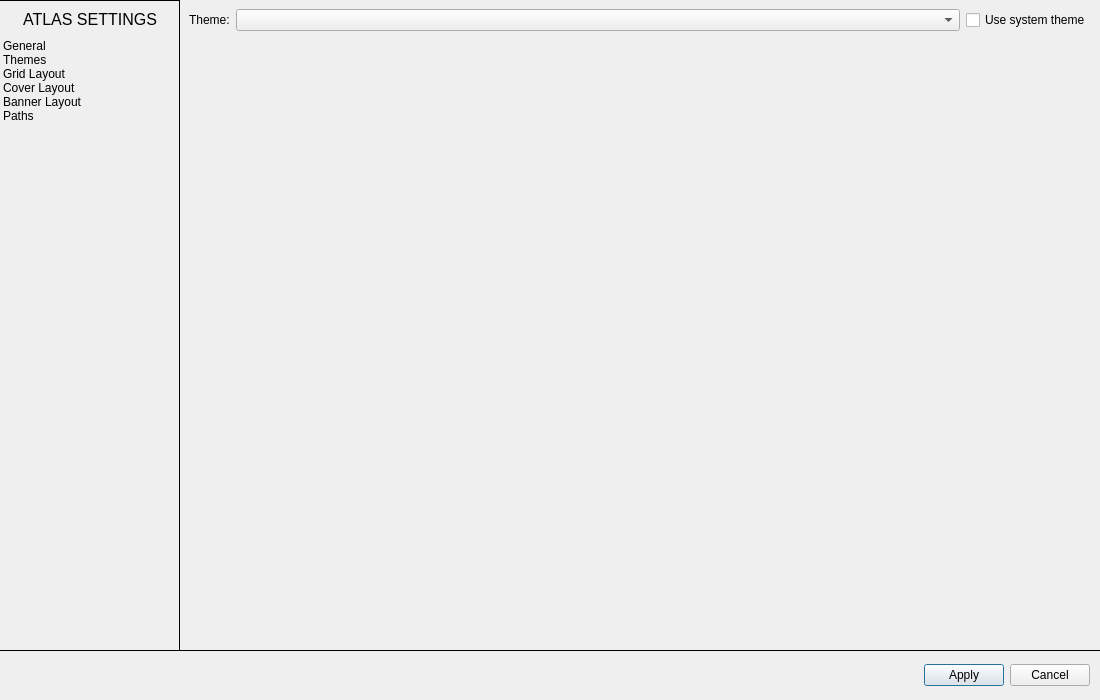
Before: the Qt Designer form atlas/ui/dialog/SettingsDialog.ui in KJNeko/Atlas, drawn with Qt 5.
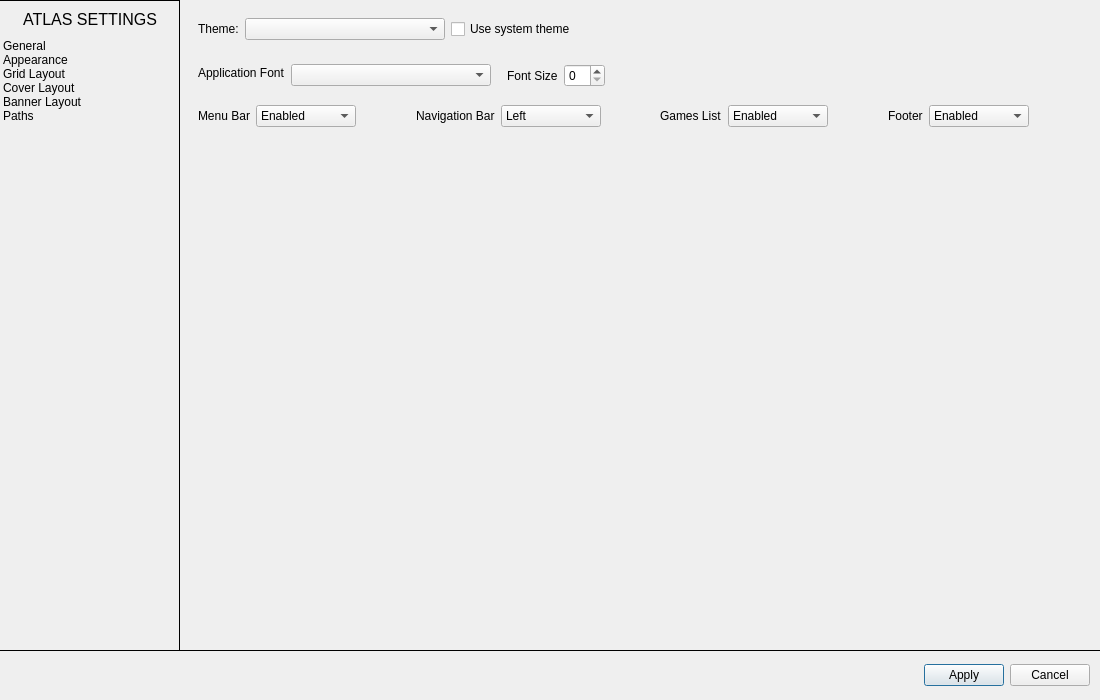
After: the same form once the commit is applied. Icons and pictures are not drawn.

Commit message: Added ability to change Font for entire app

```diff
--- a/atlas/ui/dialog/SettingsDialog.ui
+++ b/atlas/ui/dialog/SettingsDialog.ui
@@ -136,7 +136,7 @@
         </item>
         <item>
          <property name="text">
-          <string>Themes</string>
+          <string>Appearance</string>
          </property>
         </item>
         <item>
@@ -457,24 +457,201 @@
      </widget>
      <widget class="QWidget" name="settingsInterface">
       <layout class="QGridLayout" name="gridLayout_2">
-       <item row="1" column="0">
-        <widget class="QLabel" name="themeLabel">
-         <property name="sizePolicy">
-          <sizepolicy hsizetype="Maximum" vsizetype="Preferred">
-           <horstretch>0</horstretch>
-           <verstretch>0</verstretch>
-          </sizepolicy>
-         </property>
-         <property name="text">
-          <string>Theme:</string>
-         </property>
+       <property name="spacing">
+        <number>0</number>
+       </property>
+       <item row="4" column="0">
+        <widget class="QWidget" name="MENU_UI" native="true">
+         <layout class="QGridLayout" name="gridLayout_9">
+          <item row="0" column="9">
+           <widget class="QLabel" name="label_38">
+            <property name="text">
+             <string>Footer</string>
+            </property>
+           </widget>
+          </item>
+          <item row="0" column="11">
+           <spacer name="horizontalSpacer_8">
+            <property name="orientation">
+             <enum>Qt::Horizontal</enum>
+            </property>
+            <property name="sizeHint" stdset="0">
+             <size>
+              <width>40</width>
+              <height>20</height>
+             </size>
+            </property>
+           </spacer>
+          </item>
+          <item row="0" column="2">
+           <spacer name="horizontalSpacer_7">
+            <property name="orientation">
+             <enum>Qt::Horizontal</enum>
+            </property>
+            <property name="sizeHint" stdset="0">
+             <size>
+              <width>40</width>
+              <height>20</height>
+             </size>
+            </property>
+           </spacer>
+          </item>
+          <item row="0" column="6">
+           <widget class="QLabel" name="label_31">
+            <property name="text">
+             <string>Games List</string>
+            </property>
+           </widget>
+          </item>
+          <item row="0" column="0">
+           <widget class="QLabel" name="label_29">
+            <property name="text">
+             <string>Menu Bar</string>
+            </property>
+           </widget>
+          </item>
+          <item row="0" column="5">
+           <spacer name="horizontalSpacer_9">
+            <property name="orientation">
+             <enum>Qt::Horizontal</enum>
+            </property>
+            <property name="sizeHint" stdset="0">
+             <size>
+              <width>40</width>
+              <height>20</height>
+             </size>
+            </property>
+           </spacer>
+          </item>
+          <item row="0" column="4">
+           <widget class="QComboBox" name="comboBox_4">
+            <property name="minimumSize">
+             <size>
+              <width>100</width>
+              <height>0</height>
+             </size>
+            </property>
+            <property name="maximumSize">
+             <size>
+              <width>100</width>
+              <height>16777215</height>
+             </size>
+            </property>
+            <item>
+             <property name="text">
+              <string>Left</string>
+             </property>
+            </item>
+            <item>
+             <property name="text">
+              <string>Top</string>
+             </property>
+            </item>
+           </widget>
+          </item>
+          <item row="0" column="7">
+           <widget class="QComboBox" name="comboBox_5">
+            <property name="minimumSize">
+             <size>
+              <width>100</width>
+              <height>0</height>
+             </size>
+            </property>
+            <property name="maximumSize">
+             <size>
+              <width>100</width>
+              <height>16777215</height>
+             </size>
+            </property>
+            <item>
+             <property name="text">
+              <string>Enabled</string>
+             </property>
+            </item>
+            <item>
+             <property name="text">
+              <string>Disabled</string>
+             </property>
+            </item>
+           </widget>
+          </item>
+          <item row="0" column="8">
+           <spacer name="horizontalSpacer_10">
+            <property name="orientation">
+             <enum>Qt::Horizontal</enum>
+            </property>
+            <property name="sizeHint" stdset="0">
+             <size>
+              <width>40</width>
+              <height>20</height>
+             </size>
+            </property>
+           </spacer>
+          </item>
+          <item row="0" column="1">
+           <widget class="QComboBox" name="comboBox_3">
+            <property name="minimumSize">
+             <size>
+              <width>100</width>
+              <height>0</height>
+             </size>
+            </property>
+            <property name="maximumSize">
+             <size>
+              <width>1090</width>
+              <height>16777215</height>
+             </size>
+            </property>
+            <item>
+             <property name="text">
+              <string>Enabled</string>
+             </property>
+            </item>
+            <item>
+             <property name="text">
+              <string>Disabled</string>
+             </property>
+            </item>
+           </widget>
+          </item>
+          <item row="0" column="3">
+           <widget class="QLabel" name="label_30">
+            <property name="text">
+             <string>Navigation Bar</string>
+            </property>
+           </widget>
+          </item>
+          <item row="0" column="10">
+           <widget class="QComboBox" name="comboBox_6">
+            <property name="minimumSize">
+             <size>
+              <width>100</width>
+              <height>0</height>
+             </size>
+            </property>
+            <property name="maximumSize">
+             <size>
+              <width>100</width>
+              <height>16777215</height>
+             </size>
+            </property>
+            <item>
+             <property name="text">
+              <string>Enabled</string>
+             </property>
+            </item>
+            <item>
+             <property name="text">
+              <string>Disabled</string>
+             </property>
+            </item>
+           </widget>
+          </item>
+         </layout>
         </widget>
        </item>
-       <item row="1" column="1">
-        <widget class="QComboBox" name="themeBox"/>
-       </item>
-       <item row="2" column="0">
-        <spacer name="verticalSpacer_2">
+       <item row="6" column="0">
+        <spacer name="bottom_spacer">
          <property name="orientation">
           <enum>Qt::Vertical</enum>
          </property>
@@ -486,17 +663,146 @@
          </property>
         </spacer>
        </item>
-       <item row="1" column="2">
-        <widget class="QCheckBox" name="cbUseSystemTheme">
-         <property name="sizePolicy">
-          <sizepolicy hsizetype="Maximum" vsizetype="Fixed">
-           <horstretch>0</horstretch>
-           <verstretch>0</verstretch>
-          </sizepolicy>
-         </property>
-         <property name="text">
-          <string>Use system theme</string>
-         </property>
+       <item row="2" column="0">
+        <widget class="QWidget" name="THEMES" native="true">
+         <layout class="QGridLayout" name="gridLayout_10">
+          <item row="0" column="0">
+           <widget class="QLabel" name="themeLabel">
+            <property name="sizePolicy">
+             <sizepolicy hsizetype="Maximum" vsizetype="Preferred">
+              <horstretch>0</horstretch>
+              <verstretch>0</verstretch>
+             </sizepolicy>
+            </property>
+            <property name="text">
+             <string>Theme:</string>
+            </property>
+           </widget>
+          </item>
+          <item row="0" column="1">
+           <widget class="QComboBox" name="themeBox">
+            <property name="minimumSize">
+             <size>
+              <width>200</width>
+              <height>0</height>
+             </size>
+            </property>
+           </widget>
+          </item>
+          <item row="0" column="2">
+           <widget class="QCheckBox" name="cbUseSystemTheme">
+            <property name="sizePolicy">
+             <sizepolicy hsizetype="Maximum" vsizetype="Fixed">
+              <horstretch>0</horstretch>
+              <verstretch>0</verstretch>
+             </sizepolicy>
+            </property>
+            <property name="text">
+             <string>Use system theme</string>
+            </property>
+           </widget>
+          </item>
+          <item row="0" column="3">
+           <spacer name="horizontalSpacer_11">
+            <property name="orientation">
+             <enum>Qt::Horizontal</enum>
+            </property>
+            <property name="sizeHint" stdset="0">
+             <size>
+              <width>40</width>
+              <height>20</height>
+             </size>
+            </property>
+           </spacer>
+          </item>
+         </layout>
+        </widget>
+       </item>
+       <item row="5" column="0">
+        <widget class="QWidget" name="MENU_LAYOUT" native="true">
+         <layout class="QGridLayout" name="gridLayout_11">
+          <item row="0" column="0">
+           <widget class="QLabel" name="layout">
+            <property name="maximumSize">
+             <size>
+              <width>608</width>
+              <height>342</height>
+             </size>
+            </property>
+            <property name="text">
+             <string/>
+            </property>
+            <property name="pixmap">
+             <pixmap resource="../../resources.qrc">:/Layouts/assets/layouts/nav_default.svg</pixmap>
+            </property>
+            <property name="scaledContents">
+             <bool>true</bool>
+            </property>
+           </widget>
+          </item>
+         </layout>
+        </widget>
+       </item>
+       <item row="3" column="0">
+        <widget class="QWidget" name="FONTS" native="true">
+         <layout class="QGridLayout" name="gridLayout_12">
+          <item row="1" column="5">
+           <widget class="QSpinBox" name="sbAppFontSize"/>
+          </item>
+          <item row="1" column="6">
+           <spacer name="horizontalSpacer_12">
+            <property name="orientation">
+             <enum>Qt::Horizontal</enum>
+            </property>
+            <property name="sizeHint" stdset="0">
+             <size>
+              <width>40</width>
+              <height>20</height>
+             </size>
+            </property>
+           </spacer>
+          </item>
+          <item row="1" column="2">
+           <widget class="QComboBox" name="cbAppFont">
+            <property name="minimumSize">
+             <size>
+              <width>200</width>
+              <height>0</height>
+             </size>
+            </property>
+           </widget>
+          </item>
+          <item row="1" column="3">
+           <spacer name="horizontalSpacer_13">
+            <property name="orientation">
+             <enum>Qt::Horizontal</enum>
+            </property>
+            <property name="sizeType">
+             <enum>QSizePolicy::Fixed</enum>
+            </property>
+            <property name="sizeHint" stdset="0">
+             <size>
+              <width>10</width>
+              <height>20</height>
+             </size>
+            </property>
+           </spacer>
+          </item>
+          <item row="1" column="4">
+           <widget class="QLabel" name="label_41">
+            <property name="text">
+             <string>Font Size</string>
+            </property>
+           </widget>
+          </item>
+          <item row="0" column="0" rowspan="2" colspan="2">
+           <widget class="QLabel" name="label_40">
+            <property name="text">
+             <string>Application Font</string>
+            </property>
+           </widget>
+          </item>
+         </layout>
         </widget>
        </item>
       </layout>
```
Left out of the diff: 9 changed lines with no effect on the pictures. The commit also changes 8 other files.
